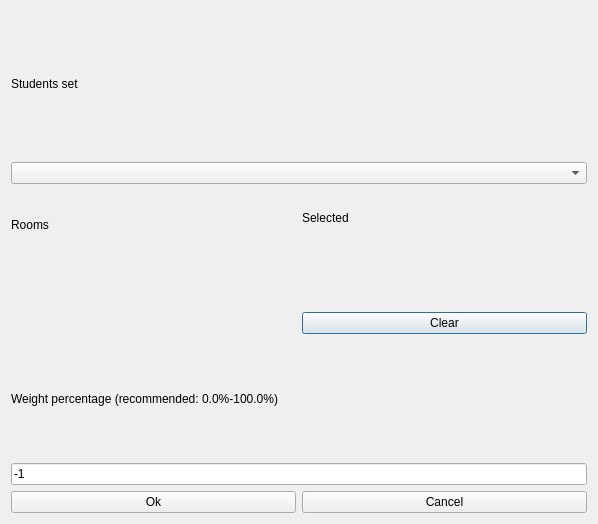
Before: the Qt Designer form src/interface/modifyconstraintstudentssethomeroomsform_template.ui in janLo/FET, drawn with Qt 5.
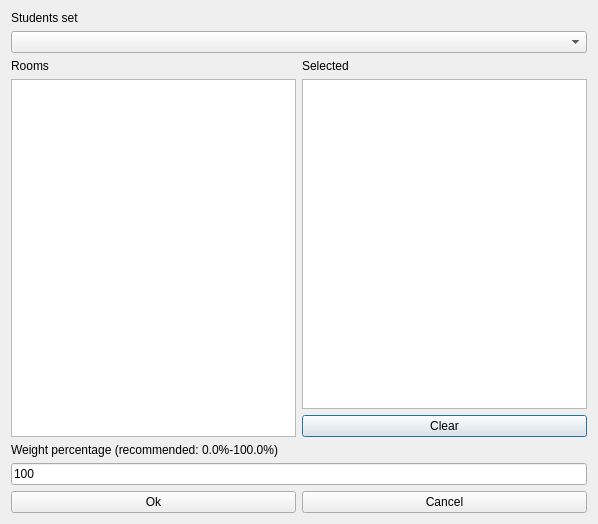
After: the same form once the commit is applied. Custom widgets are drawn as their Qt base class.

Patch:
```diff
--- a/src/interface/modifyconstraintstudentssethomeroomsform_template.ui
+++ b/src/interface/modifyconstraintstudentssethomeroomsform_template.ui
@@ -28,7 +28,7 @@
     <widget class="QComboBox" name="studentsComboBox"/>
    </item>
    <item row="2" column="0">
-    <layout class="QVBoxLayout">
+    <layout class="QVBoxLayout" name="verticalLayout_2">
      <item>
       <widget class="QLabel" name="roomsTextLabel">
        <property name="frameShape">
@@ -46,13 +46,7 @@
       </widget>
      </item>
      <item>
-      <widget class="Q3ListBox" name="roomsListBox">
-       <item>
-        <property name="text">
-         <string>New Item</string>
-        </property>
-       </item>
-      </widget>
+      <widget class="QListWidget" name="roomsListWidget"/>
      </item>
     </layout>
    </item>
@@ -75,13 +69,7 @@
       </widget>
      </item>
      <item>
-      <widget class="Q3ListBox" name="selectedRoomsListBox">
-       <item>
-        <property name="text">
-         <string>New Item</string>
-        </property>
-       </item>
-      </widget>
+      <widget class="QListWidget" name="selectedRoomsListWidget"/>
      </item>
      <item>
       <widget class="QPushButton" name="clearPushButton">
@@ -113,7 +101,7 @@
      <item>
       <widget class="QLineEdit" name="weightLineEdit">
        <property name="text">
-        <string>-1</string>
+        <string notr="true">100</string>
        </property>
       </widget>
      </item>
@@ -140,27 +128,6 @@
   </layout>
  </widget>
  <layoutdefault spacing="6" margin="11"/>
- <customwidgets>
-  <customwidget>
-   <class>Q3Frame</class>
-   <extends>QFrame</extends>
-   <header>Qt3Support/Q3Frame</header>
-   <container>1</container>
-  </customwidget>
-  <customwidget>
-   <class>Q3ListBox</class>
-   <extends>Q3Frame</extends>
-   <header>q3listbox.h</header>
-  </customwidget>
- </customwidgets>
- <tabstops>
-  <tabstop>studentsComboBox</tabstop>
-  <tabstop>roomsListBox</tabstop>
-  <tabstop>selectedRoomsListBox</tabstop>
-  <tabstop>weightLineEdit</tabstop>
-  <tabstop>okPushButton</tabstop>
-  <tabstop>cancelPushButton</tabstop>
- </tabstops>
  <resources/>
  <connections/>
 </ui>
```
